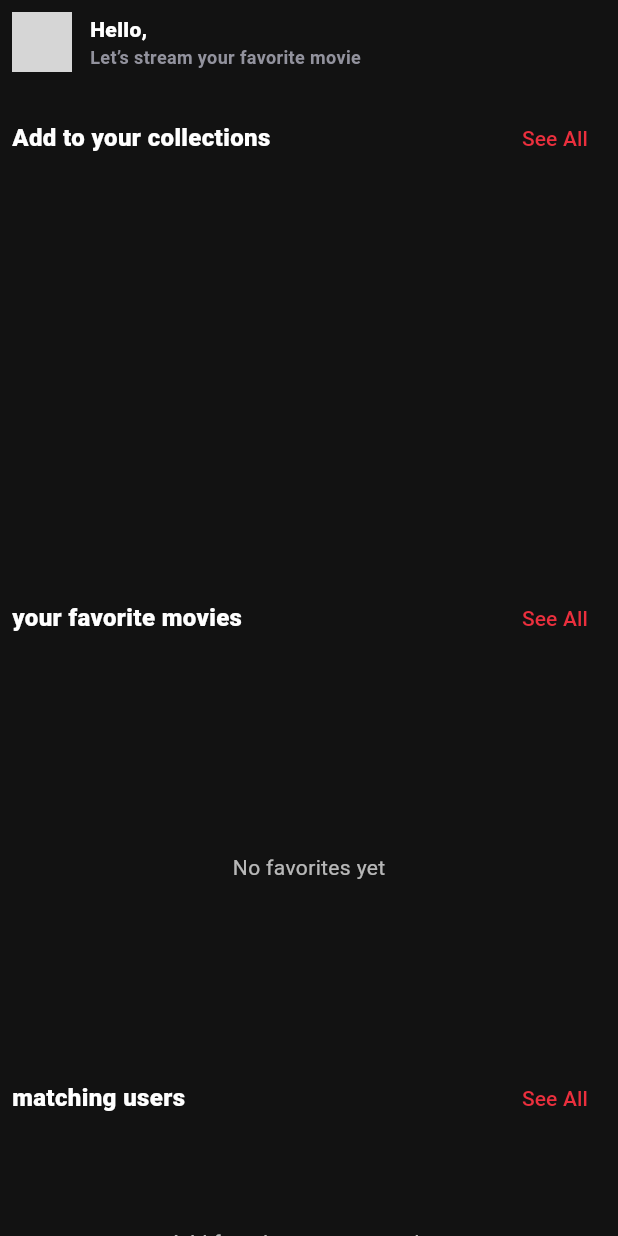
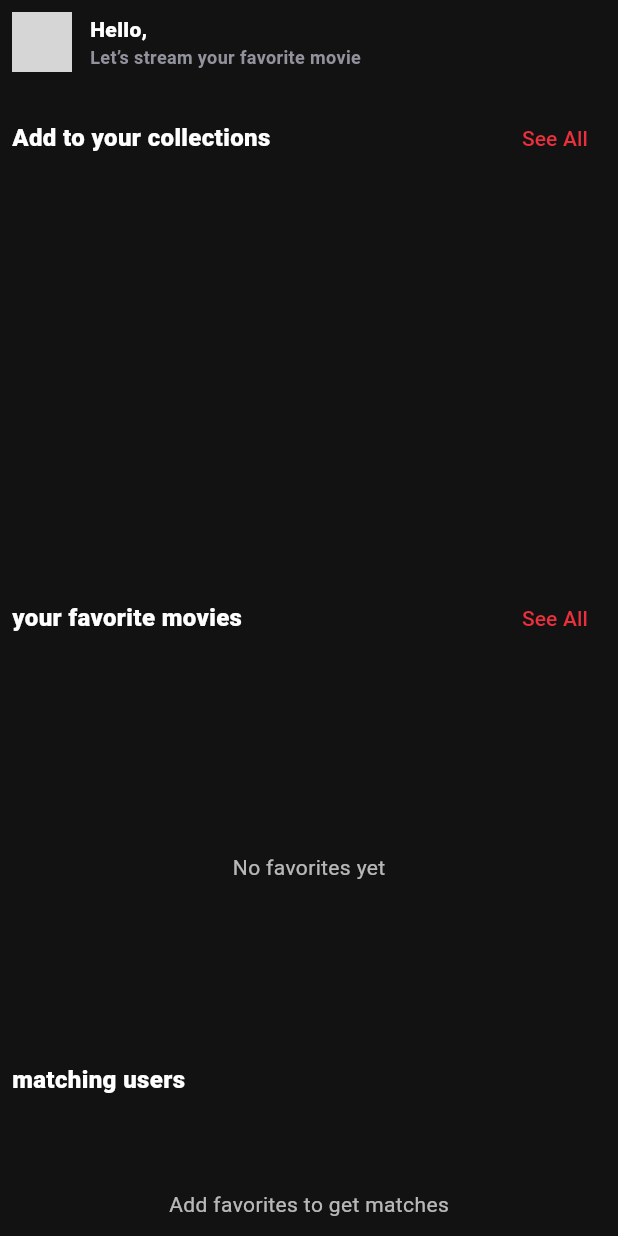
Before and after one commit to naderite/projet-flutter, a Flutter app: the Home widget shown alone on an empty page, opened directly, on a phone screen of 412 x 824 dp. Run offline on Flutter 3.47's test engine with Material 3 defaults, Android fonts, the phone set to English and light mode, and no system bars; our stand-ins replace cloud_firestore, firebase_auth, firebase_core, google_sign_in; accounts and stored records are empty; network calls fail; grey boxes are pictures that could not be loaded.

Commit message:
some updates

```diff
--- a/lib/screens/home/home.dart
+++ b/lib/screens/home/home.dart
@@ -110,6 +110,7 @@ class _HomeState extends State<Home> {
 
                 SizedBox(
                   height: 260,
+                  /*StreamBuilder is a Flutter widget that listens to a stream and rebuilds itself whenever the stream emits a new value.*/
                   child: StreamBuilder<List<Movie>>(
                     stream: MovieService().getMovies(),
                     builder: (context, snapshot) {
@@ -208,14 +209,6 @@ class _HomeState extends State<Home> {
                         fontWeight: FontWeight.w800,
                       ),
                     ),
-                    TextButton(
-                      onPressed: () {},
-
-                      child: const Text(
-                        "See All",
-                        style: TextStyle(color: Color(0xFFEB2F3D)),
-                      ),
-                    ),
                   ],
                 ),
 
@@ -248,8 +241,6 @@ class _HomeState extends State<Home> {
                       allUsers.forEach((userId, favs) {
                         if (userId.toString().trim() ==
                             currentUserId.toString().trim()) {
-                          print("Comparing: $userId with $currentUserId");
-
                           return;
                         }
 
@@ -350,6 +341,7 @@ Widget _movieCard(BuildContext context, Movie movie) {
                   ),
                 );
               },
+              /*clip its child with rounded corners*/
               child: ClipRRect(
                 borderRadius: BorderRadius.circular(16),
                 child: Image.network(
@@ -371,7 +363,6 @@ Widget _movieCard(BuildContext context, Movie movie) {
             fontWeight: FontWeight.bold,
           ),
         ),
-        Text(movie.category, style: const TextStyle(color: Colors.white70)),
       ],
     ),
   );
```
